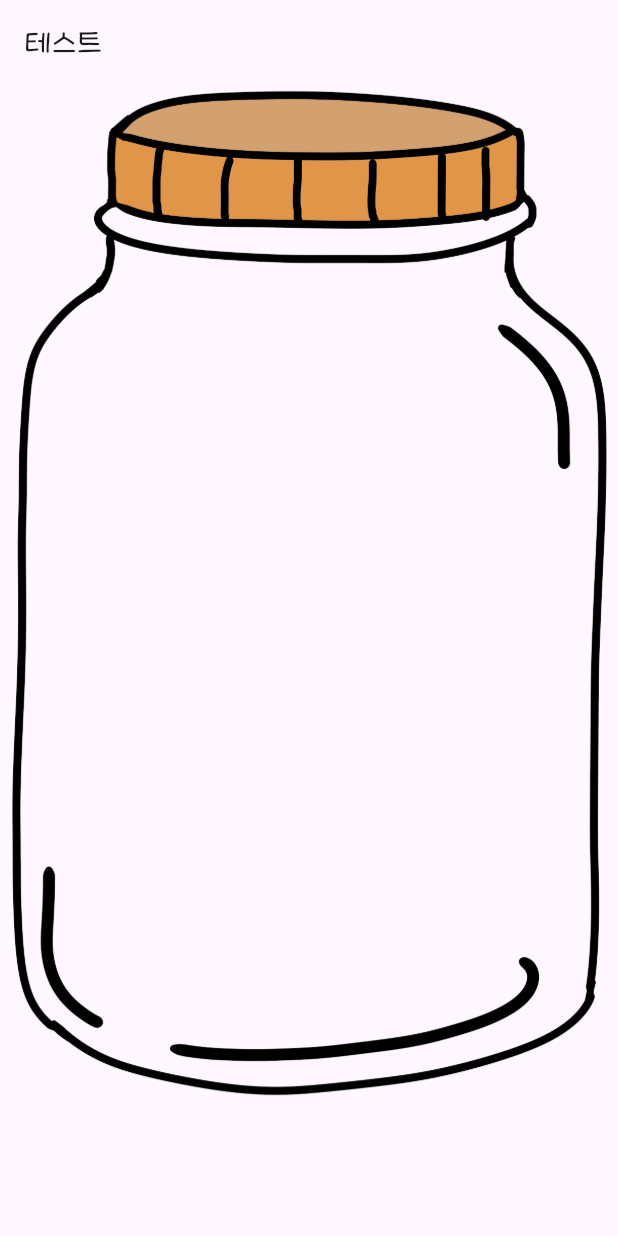
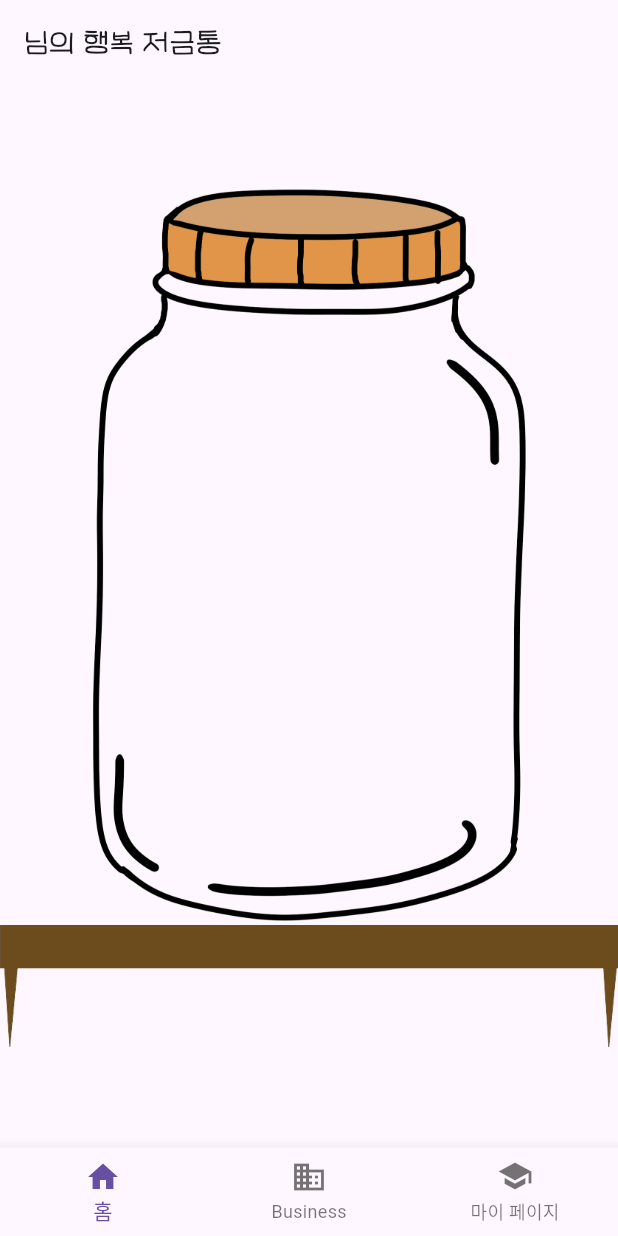
Before and after one commit to soju96/capsule, a Flutter app: the screen it shows after launch, on a phone screen of 412 x 824 dp. Run offline on Flutter 3.47's test engine with Material 3 defaults, Android fonts, the phone set to English and light mode, and no system bars.

Commit message:
[wk] / update / home_screen / home_screen 작업

```diff
--- a/lib/main.dart
+++ b/lib/main.dart
@@ -1,4 +1,4 @@
-import 'package:capsule/src/pages/HomeScreen.dart';
+import 'package:capsule/src/pages/home_screen.dart';
 import 'package:flutter/material.dart';
 
 void main() {
--- a/lib/src/pages/HomeScreen.dart
+++ /dev/null
@@ -1,18 +0,0 @@
-import 'package:flutter/material.dart';
-
-class HomeScreen extends StatelessWidget {
-  const HomeScreen({super.key});
-
-  @override
-  Widget build(BuildContext context) {
-    return Scaffold(
-      appBar: AppBar(
-        title: const Text(
-          '테스트',
-          style: TextStyle(fontFamily: 'seoyoon'),
-        ),
-      ),
-      body: Image.asset('assets/images/bottle.png'),
-    );
-  }
-}
--- /dev/null
+++ b/lib/src/pages/home_screen.dart
@@ -0,0 +1,45 @@
+import 'package:flutter/material.dart';
+
+class HomeScreen extends StatelessWidget {
+  const HomeScreen({super.key});
+
+  @override
+  Widget build(BuildContext context) {
+    return Scaffold(
+      appBar: AppBar(
+        title: const Text(
+          '님의 행복 저금통',
+          style: TextStyle(fontFamily: 'seoyoon'),
+        ),
+      ),
+      body: Center(
+        child: Column(
+          mainAxisAlignment: MainAxisAlignment.center,
+          children: [
+            Image.asset(
+              'assets/images/bottle.png',
+              width: 300,
+            ),
+            Image.asset('assets/images/shelf.png')
+          ],
+        ),
+      ),
+      bottomNavigationBar: BottomNavigationBar(
+        items: const <BottomNavigationBarItem>[
+          BottomNavigationBarItem(
+            icon: Icon(Icons.home),
+            label: '홈',
+          ),
+          BottomNavigationBarItem(
+            icon: Icon(Icons.business),
+            label: 'Business',
+          ),
+          BottomNavigationBarItem(
+            icon: Icon(Icons.school),
+            label: '마이 페이지',
+          ),
+        ],
+      ),
+    );
+  }
+}
```
Also changed, not shown: 6 other files.
